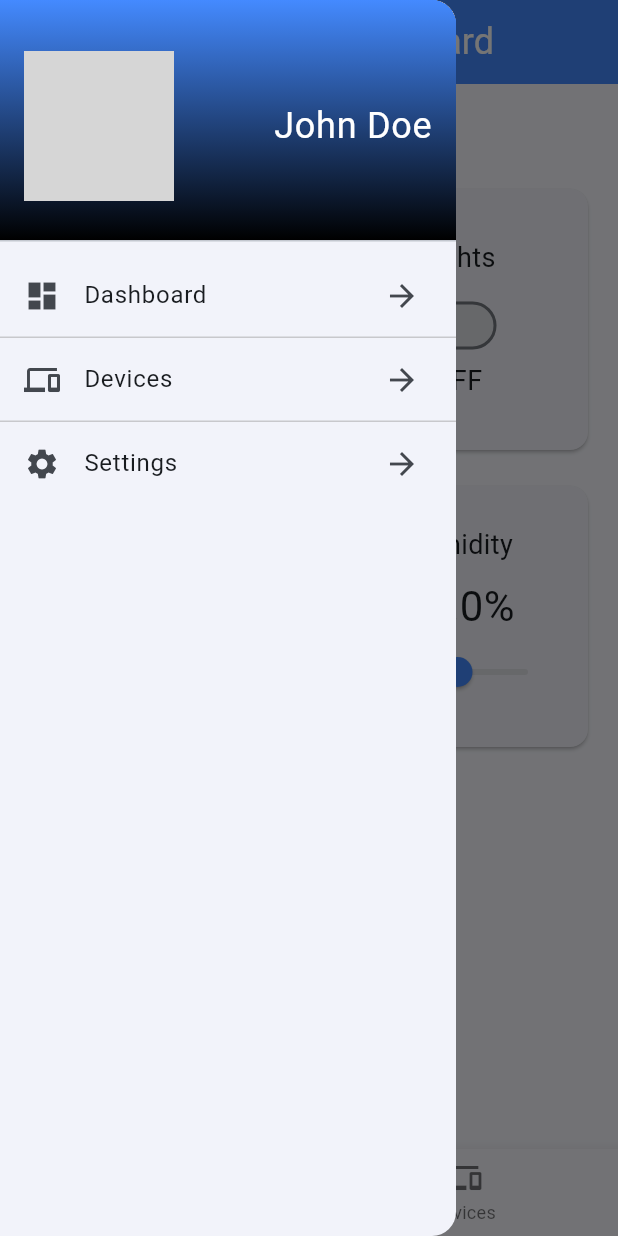
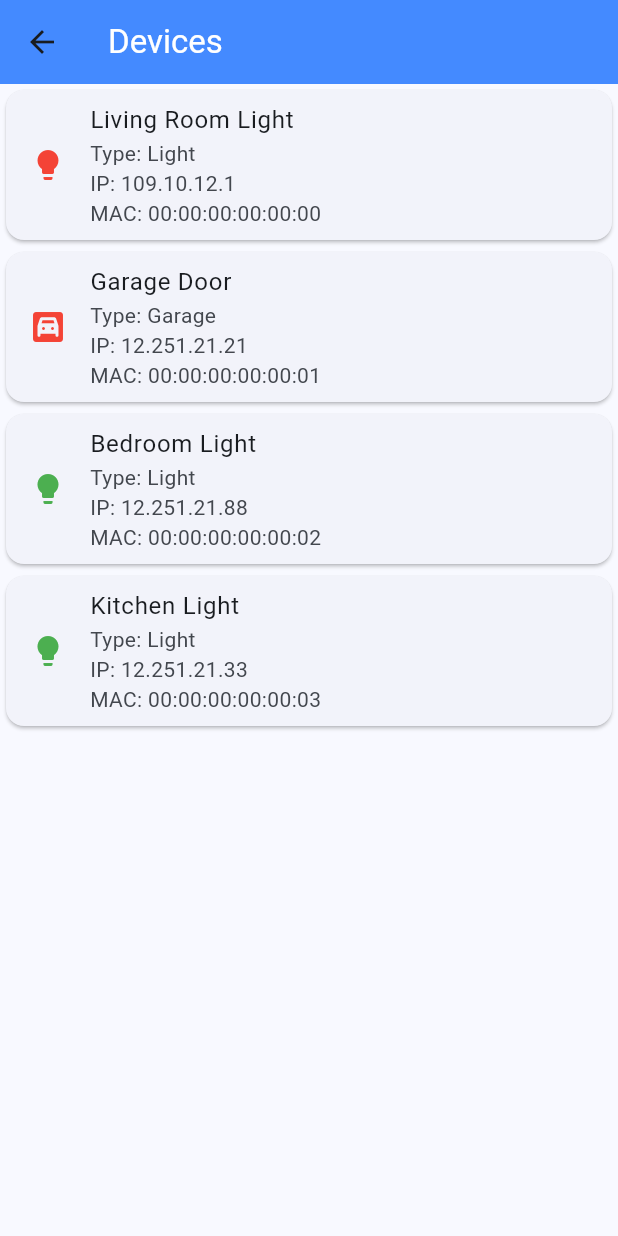
Before and after one commit to Anassedemnati/cross_platform_iot, a Flutter app: the screen it shows after launch, in the side drawer, after a tap on "Devices", on a phone screen of 412 x 824 dp. Run offline on Flutter 3.47's test engine with Material 3 defaults, Android fonts, the phone set to English and light mode, and no system bars; network calls fail; grey boxes are pictures that could not be loaded.

Commit message:
add Devices Page

```diff
--- a/lib/main.dart
+++ b/lib/main.dart
@@ -1,3 +1,4 @@
+import 'package:cross_platform_iot/pages/devices_page.dart';
 import 'package:flutter/material.dart';
 
 void main() {
@@ -84,7 +85,12 @@ class _HomeScreenState extends State<HomeScreen> {
               leading: const Icon(Icons.devices),
               trailing: const Icon(Icons.arrow_forward),
               title: const Text('Devices'),
-              onTap: () {},
+              onTap: () {
+                Navigator.push(
+                  context,
+                  MaterialPageRoute(builder: (context) => const DevicesPage()),
+                );
+              },
             ),
             const Divider(
               height: 0,
@@ -146,7 +152,7 @@ class _HomeScreenState extends State<HomeScreen> {
           ),
           BottomNavigationBarItem(
             icon: Icon(Icons.devices),
-            label: 'Devices',
+            label: 'Devices'
           ),
         ],
       ),
--- /dev/null
+++ b/lib/models/device.dart
@@ -0,0 +1,17 @@
+class Device {
+  final int id;
+  final String name;
+  final String typeOfDevice;
+  final bool isOn;
+  final String macAddress;
+  final String ipAddress;
+
+  Device({
+    required this.id,
+    required this.name,
+    required this.typeOfDevice,
+    required this.isOn,
+    required this.macAddress,
+    required this.ipAddress,
+  });
+}
--- /dev/null
+++ b/lib/pages/devices_page.dart
@@ -0,0 +1,94 @@
+import 'package:cross_platform_iot/models/Device.dart';
+import 'package:flutter/material.dart';
+
+final List<Device> devices = [
+  Device(
+    id: 1,
+    name: "Living Room Light",
+    typeOfDevice: "Light",
+    isOn: false,
+    macAddress: "00:00:00:00:00:00",
+    ipAddress: "109.10.12.1",
+  ),
+  Device(
+    id: 2,
+    name: "Garage Door",
+    typeOfDevice: "Garage",
+    isOn: false,
+    macAddress: "00:00:00:00:00:01",
+    ipAddress: "12.251.21.21",
+  ),
+  Device(
+    id: 3,
+    name: "Bedroom Light",
+    typeOfDevice: "Light",
+    isOn: true,
+    macAddress: "00:00:00:00:00:02",
+    ipAddress: "12.251.21.88",
+  ),
+  Device(
+    id: 4,
+    name: "Kitchen Light",
+    typeOfDevice: "Light",
+    isOn: true,
+    macAddress: "00:00:00:00:00:03",
+    ipAddress: "12.251.21.33",
+  ),
+];
+
+// Custom widget for displaying each device
+class DeviceItem extends StatelessWidget {
+  final Device device;
+
+  const DeviceItem({super.key, required this.device});
+
+  @override
+  Widget build(BuildContext context) {
+    return InkWell(
+      onTap: () {
+        print('Tapped on ${device.name}');
+      },
+      child: Card(
+      child: ListTile(
+        leading: Icon(
+          device.typeOfDevice == 'Light'
+              ? Icons.lightbulb
+              : Icons.garage,
+          color: device.isOn ? Colors.green : Colors.red,
+        ),
+        title: Text(device.name),
+        subtitle: Column(
+          crossAxisAlignment: CrossAxisAlignment.start,
+          children: [
+            Text('Type: ${device.typeOfDevice}'),
+            Text('IP: ${device.ipAddress}'),
+            Text('MAC: ${device.macAddress}'),
+          ],
+        ),
+      ),
+    ),
+    );
+
+  }
+}
+
+class DevicesPage extends StatelessWidget {
+  const DevicesPage({super.key});
+
+  @override
+  Widget build(BuildContext context) {
+    return Scaffold(
+      appBar: AppBar(
+        title: const Text('Devices',
+            style: TextStyle(color: Colors.white)),
+        backgroundColor: Theme.of(context).colorScheme.primary,
+      ),
+      body: ListView.builder(
+        itemCount: devices.length,
+        itemBuilder: (context, index) {
+          return DeviceItem(device: devices[index]);
+        },
+      ),
+    );
+  }
+}
```
